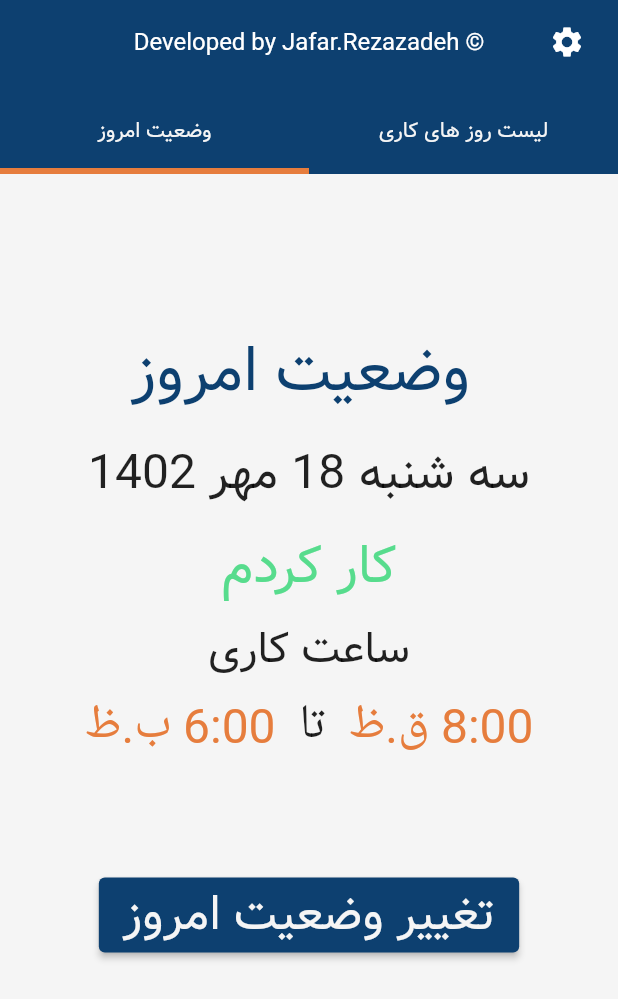
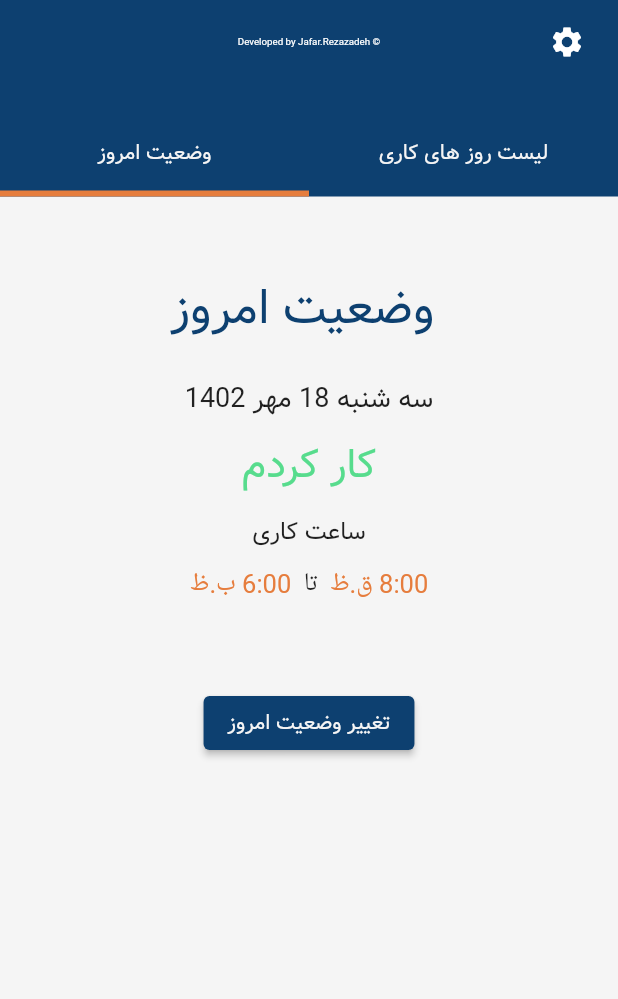
Before and after one commit to Jafar-Rezazadeh/worked_days, a Flutter app: the screen it shows after launch, after a tap on "ذخیره", on a phone screen of 412 x 824 dp. Shown: the top 999 px of the screen. Run offline on Flutter 3.47's test engine with Material 2 defaults, Android fonts, the phone set to English and light mode, and no system bars; our stand-ins replace awesome_notifications, custom_radio_grouped_button, expandable, flutter_animate, flutter_bloc, flutter_screenutil and 3 more; missing offline and left inert: persian_datetime_picker; accounts and stored records are empty.

Commit message:
the flutter_screenUtil package is added and screenSize variable remode from state

```diff
--- a/lib/controller/today_page_controller.dart
+++ b/lib/controller/today_page_controller.dart
@@ -17,7 +17,6 @@ class TodayStatusPageController extends StatefulWidget {
 
 class _TodayStatusPageControllerState extends State<TodayStatusPageController> {
   late LoadedStableState loadedStableState;
-  late Size screenSize;
   late MainCubit mainCubit;
 
   @override
@@ -30,7 +29,6 @@ class _TodayStatusPageControllerState extends State<TodayStatusPageController> {
     mainCubit = Provider.of<MainCubit>(context, listen: true);
     if (mainCubit.state is LoadedStableState) {
       loadedStableState = mainCubit.state as LoadedStableState;
-      screenSize = loadedStableState.screenSize;
     }
   }
 
@@ -38,7 +36,6 @@ class _TodayStatusPageControllerState extends State<TodayStatusPageController> {
   Widget build(BuildContext context) {
     return doWeHaveTodayStatus()
         ? ShowSavedStatus(
-            screenSize: screenSize,
             context: context,
             todayStatus: _getTodaySavedStatus(loadedStableState.workedDays),
             deleteTodayStatus: _deleteStatusHandler,
--- a/lib/cubit/main_cubit_cubit.dart
+++ b/lib/cubit/main_cubit_cubit.dart
@@ -24,7 +24,6 @@ class MainCubit extends Cubit<MainCubitState> {
     if (screenSize.width > 0) {
       emit(
         LoadedStableState(
-          screenSize: screenSize,
           notificationSettings: notificationPrefModel,
           workedDays: workedDaysData,
         ),
@@ -43,7 +42,6 @@ class MainCubit extends Cubit<MainCubitState> {
     listOfWorkDaysData.add(newWorkDayModel);
 
     LoadedStableState newloadedStableState = LoadedStableState(
-      screenSize: loadedStableState.screenSize,
       workedDays: listOfWorkDaysData,
       notificationSettings: loadedStableState.notificationSettings,
     );
@@ -61,7 +59,6 @@ class MainCubit extends Cubit<MainCubitState> {
     listOfWorkDaysData.removeWhere((element) => element.id == id);
 
     LoadedStableState newloadedStableState = LoadedStableState(
-      screenSize: loadedStableState.screenSize,
       workedDays: listOfWorkDaysData,
       notificationSettings: loadedStableState.notificationSettings,
     );
@@ -77,7 +74,6 @@ class MainCubit extends Cubit<MainCubitState> {
 
     //? StateUpdates
     LoadedStableState newloadedStableState = LoadedStableState(
-      screenSize: loadedStableState.screenSize,
       workedDays: loadedStableState.workedDays,
       notificationSettings: nS,
     );
--- a/lib/cubit/main_cubit_state.dart
+++ b/lib/cubit/main_cubit_state.dart
@@ -1,4 +1,3 @@
-import 'package:flutter/material.dart';
 import 'package:worked_days/model/notification_pref_model.dart';
 import 'package:worked_days/model/worked_day_model.dart';
 
@@ -9,12 +8,10 @@ final class MainCubitInitial extends MainCubitState {}
 class LoadingState extends MainCubitState {}
 
 class LoadedStableState extends MainCubitState {
-  final Size screenSize;
   final List<WorkDayModel> workedDays;
   final NotificationPrefModel notificationSettings;
 
   LoadedStableState({
-    required this.screenSize,
     required this.workedDays,
     required this.notificationSettings,
   });
--- a/lib/main.dart
+++ b/lib/main.dart
@@ -1,10 +1,12 @@
 import 'package:flutter/material.dart';
 import 'package:flutter_bloc/flutter_bloc.dart';
+import 'package:flutter_screenutil/flutter_screenutil.dart';
 import 'package:worked_days/cubit/main_cubit_cubit.dart';
 import 'package:worked_days/services/notification_service.dart';
 import 'package:worked_days/view/screens/main_screen.dart';
 
-void main(List<String> args) {
+Future<void> main(List<String> args) async {
+  await ScreenUtil.ensureScreenSize();
   runApp(const WorkedDays());
 
   NotificationService.initalize();
@@ -24,11 +26,12 @@ class _WorkedDaysState extends State<WorkedDays> {
   Widget build(BuildContext context) {
     return BlocProvider(
       create: (context) => MainCubit(),
-      child: MaterialApp(
-        theme: ThemeData(
-          fontFamily: "Vazir",
+      child: ScreenUtilInit(
+        designSize: Size(MediaQuery.of(context).size.width, MediaQuery.of(context).size.height),
+        builder: (context, child) => MaterialApp(
+          theme: ThemeData(fontFamily: "Vazir"),
+          home: const MainScreen(),
         ),
-        home: const MainScreen(),
       ),
     );
   }
--- a/lib/view/screens/details_screen.dart
+++ b/lib/view/screens/details_screen.dart
@@ -1,4 +1,5 @@
 import 'package:flutter/material.dart';
+import 'package:flutter_screenutil/flutter_screenutil.dart';
 import 'package:worked_days/controller/shamsi_formater.dart';
 import 'package:worked_days/cubit/main_cubit_state.dart';
 import 'package:worked_days/model/color_schema.dart';
@@ -22,7 +23,9 @@ class DetailsWorkDay extends StatelessWidget {
       body: SingleChildScrollView(
         child: Container(
           padding: EdgeInsets.symmetric(
-              horizontal: loadedStableState.screenSize.width / 6, vertical: 50),
+            horizontal: 50.sp,
+            vertical: 50,
+          ),
           width: double.infinity,
           child: Column(
             crossAxisAlignment: CrossAxisAlignment.end,
@@ -48,7 +51,7 @@ class DetailsWorkDay extends StatelessWidget {
               _textContainer(title: "ساعت ورود", txt: workDayModel.inTime),
               _textContainer(title: "ساعت خروج", txt: workDayModel.outTime),
               // return
-              SizedBox(height: loadedStableState.screenSize.height / 5),
+              SizedBox(height: 150.sp),
               Center(
                 child: ElevatedButton(
                   style: ButtonStyle(
@@ -76,7 +79,7 @@ class DetailsWorkDay extends StatelessWidget {
       textDirection: TextDirection.rtl,
       text: TextSpan(
         style: TextStyle(
-          fontSize: loadedStableState.screenSize.width / 20,
+          fontSize: 20.sp,
           fontFamily: "Vazir",
         ),
         children: [
@@ -90,7 +93,7 @@ class DetailsWorkDay extends StatelessWidget {
             text: txt != null ? " $txt" : " خالی",
             style: TextStyle(
               color: ColorPallet.orange,
-              fontSize: loadedStableState.screenSize.width / 20 + fontsizeMult,
+              fontSize: 20.sp + fontsizeMult,
             ),
           ),
         ],
--- a/lib/view/screens/settings_screen.dart
+++ b/lib/view/screens/settings_screen.dart
@@ -1,5 +1,6 @@
 import 'package:expandable/expandable.dart';
 import 'package:flutter/material.dart';
+import 'package:flutter_screenutil/flutter_screenutil.dart';
 import 'package:provider/provider.dart';
 import 'package:worked_days/cubit/main_cubit_cubit.dart';
 import 'package:worked_days/cubit/main_cubit_state.dart';
@@ -17,7 +18,7 @@ class SettingsScreen extends StatefulWidget {
 class _SettingsScreenState extends State<SettingsScreen> {
   late MainCubit mainCubit;
   late LoadedStableState loadedStableState;
-  late Size screenSize;
+
   String? notificationPeriodInString;
   bool? isNotificationActive;
 
@@ -32,7 +33,7 @@ class _SettingsScreenState extends State<SettingsScreen> {
 
     if (mainCubit.state is LoadedStableState) {
       loadedStableState = mainCubit.state as LoadedStableState;
-      screenSize = loadedStableState.screenSize;
+
       notificationPeriodInString = loadedStableState.notificationSettings.notificationPeriod!;
       isNotificationActive = loadedStableState.notificationSettings.notificationStatusPref!;
     }
@@ -74,7 +75,7 @@ class _SettingsScreenState extends State<SettingsScreen> {
           header: Container(
             decoration: BoxDecoration(borderRadius: BorderRadius.circular(10)),
             padding: const EdgeInsets.symmetric(vertical: 20, horizontal: 5),
-            child: Text("دریافت اعلان", style: TextStyle(fontSize: screenSize.width / 23)),
+            child: Text("دریافت اعلان", style: TextStyle(fontSize: 20.sp)),
           ),
           collapsed: Container(
             width: double.infinity,
@@ -82,7 +83,7 @@ class _SettingsScreenState extends State<SettingsScreen> {
             child: Text.rich(
               textDirection: TextDirection.rtl,
               textAlign: TextAlign.right,
-              style: TextStyle(color: Colors.black54, fontSize: screenSize.width / 28),
+              style: TextStyle(color: Colors.black54, fontSize: 15.sp),
               TextSpan(
                 children: [
                   const TextSpan(text: "وضعیت: "),
@@ -149,7 +150,7 @@ class _SettingsScreenState extends State<SettingsScreen> {
       child: Text(
         notificationPeriodInString ?? "یک زمان انتخاب کن",
         style: TextStyle(
-          fontSize: screenSize.width / 23,
+          fontSize: 18.sp,
           color: ColorPallet.yaleBlue,
         ),
       ),
@@ -174,7 +175,7 @@ class _SettingsScreenState extends State<SettingsScreen> {
       ),
       child: Text(
         isNotificationActive == true ? "غیر فعال سازی" : "فعال سازی",
-        style: TextStyle(fontSize: screenSize.width / 25),
+        style: TextStyle(fontSize: 13.sp),
       ),
     );
   }
--- a/lib/view/screens/worked_days_status_screen.dart
+++ b/lib/view/screens/worked_days_status_screen.dart
@@ -1,5 +1,6 @@
 import 'package:flutter/material.dart';
 import 'package:flutter_bloc/flutter_bloc.dart';
+import 'package:flutter_screenutil/flutter_screenutil.dart';
 import 'package:worked_days/controller/today_page_controller.dart';
 import 'package:worked_days/controller/worked_days_page_controller.dart';
 import 'package:worked_days/cubit/main_cubit_cubit.dart';
@@ -17,7 +18,7 @@ class WorkedDaysStatusScreen extends StatefulWidget {
 class _WorkedDaysStatusScreenState extends State<WorkedDaysStatusScreen> {
   late MainCubit mainCubit;
   late LoadedStableState loadedStableState;
-  late Size screenSize;
+
   @override
   void didChangeDependencies() {
     super.didChangeDependencies();
@@ -28,7 +29,6 @@ class _WorkedDaysStatusScreenState extends State<WorkedDaysStatusScreen> {
     mainCubit = BlocProvider.of<MainCubit>(context, listen: true);
     if (mainCubit.state is LoadedStableState) {
       loadedStableState = mainCubit.state as LoadedStableState;
-      screenSize = loadedStableState.screenSize;
     }
   }
 
@@ -58,7 +58,7 @@ class _WorkedDaysStatusScreenState extends State<WorkedDaysStatusScreen> {
         textAlign: TextAlign.center,
       ),
       titleTextStyle: TextStyle(
-        fontSize: screenSize.width / 50,
+        fontSize: 6.5.sp,
       ),
       actions: [
         Padding(
@@ -92,7 +92,7 @@ class _WorkedDaysStatusScreenState extends State<WorkedDaysStatusScreen> {
     return PreferredSize(
       preferredSize: Size(
         double.infinity,
-        screenSize.height / 10,
+        75.sp,
       ),
       child: TabBar(
         indicatorColor: ColorPallet.orange,
--- a/lib/view/tabs/today_status/get_today_status.dart
+++ b/lib/view/tabs/today_status/get_today_status.dart
@@ -2,6 +2,7 @@ import 'package:custom_radio_grouped_button/custom_radio_grouped_button.dart';
 import 'package:flutter/material.dart';
 import 'package:flutter_animate/flutter_animate.dart';
 import 'package:flutter_bloc/flutter_bloc.dart';
+import 'package:flutter_screenutil/flutter_screenutil.dart';
 import 'package:persian_datetime_picker/persian_datetime_picker.dart';
 import 'package:worked_days/controller/shamsi_formater.dart';
 import 'package:worked_days/cubit/main_cubit_cubit.dart';
@@ -58,9 +59,10 @@ class _GetTodayStatusPageState extends State<GetTodayStatusPage>
   late MainCubit mainCubit;
   late LoadedStableState loadedStableState;
   late WorkDayModel status = listOfStatus.first;
-  late double fontSize;
-  late Size screenSize;
-  late double _workTimeSelectFontSize;
+  double fontSize = 13.sp;
+
+  double workTimeSelectFontSize = 14.sp;
+
   @override
   void didChangeDependencies() {
     super.didChangeDependencies();
@@ -71,10 +73,6 @@ class _GetTodayStatusPageState extends State<GetTodayStatusPage>
     mainCubit = BlocProvider.of<MainCubit>(context, listen: true);
     if (mainCubit.state is LoadedStableState) {
       loadedStableState = mainCubit.state as LoadedStableState;
-
-      screenSize = loadedStableState.screenSize;
-      fontSize = screenSize.width / 30;
-      _workTimeSelectFontSize = screenSize.width / 26;
     }
   }
 
@@ -94,13 +92,13 @@ class _GetTodayStatusPageState extends State<GetTodayStatusPage>
           mainAxisAlignment: MainAxisAlignment.center,
           children: [
             _title(),
-            SizedBox(height: screenSize.height / 40),
+            SizedBox(height: 10.sp),
             _todayDateTime(),
-            SizedBox(height: screenSize.height / 30),
+            SizedBox(height: 25.sp),
             _selectStatus(),
-            SizedBox(height: screenSize.height / 30),
+            SizedBox(height: 20.sp),
             _workTimeSelect(),
-            SizedBox(height: screenSize.height / 30),
+            SizedBox(height: 20.sp),
             _addShortDescription(),
             _submit(),
           ],
@@ -111,7 +109,7 @@ class _GetTodayStatusPageState extends State<GetTodayStatusPage>
 
   _selectStatus() {
     return SizedBox(
-      height: screenSize.height / 15,
+      height: 50.sp,
       child: CustomRadioButton(
         height: 50,
         buttonLables: const [
@@ -132,7 +130,7 @@ class _GetTodayStatusPageState extends State<GetTodayStatusPage>
         elevation: 0,
         buttonTextStyle: ButtonTextStyle(
           textStyle: TextStyle(
-            fontSize: screenSize.width > 1000 ? 15 : fontSize / 1.1,
+            fontSize: fontSize / 1.1,
           ),
         ),
       ),
@@ -143,16 +141,16 @@ class _GetTodayStatusPageState extends State<GetTodayStatusPage>
     return ElevatedButton(
       style: ButtonStyle(
         backgroundColor: MaterialStatePropertyAll(ColorPallet.yaleBlue),
-        padding: MaterialStatePropertyAll(EdgeInsets.symmetric(
-          vertical: screenSize.width > 1000 ? 20 : 10,
-          horizontal: screenSize.width > 1000 ? 20 : 5,
+        padding: const MaterialStatePropertyAll(EdgeInsets.symmetric(
+          vertical: 10,
+          horizontal: 5,
         )),
       ),
       onPressed: () => handleSubmit(),
       child: Text(
         "ذخیره",
         style: TextStyle(
-          fontSize: screenSize.width > 1000 ? 17 : fontSize + 2,
+          fontSize: fontSize + 2,
         ),
       ),
     )
@@ -172,7 +170,7 @@ class _GetTodayStatusPageState extends State<GetTodayStatusPage>
       child: Text(
         "وضعیت امروز چیه؟",
         style: TextStyle(
-          fontSize: screenSize.width > 1000 ? 18 : fontSize + 5,
+          fontSize: fontSize + 5,
         ),
       ),
     );
@@ -183,7 +181,7 @@ class _GetTodayStatusPageState extends State<GetTodayStatusPage>
       ShamsiFormatter.getTodayFullDateTime(null),
       textDirection: TextDirection.rtl,
       style: TextStyle(
-        fontSize: screenSize.width > 1000 ? 18 : fontSize,
+        fontSize: fontSize,
       ),
     );
   }
@@ -191,7 +189,7 @@ class _GetTodayStatusPageState extends State<GetTodayStatusPage>
   _workTimeSelect() {
     return Container(
       padding: const EdgeInsets.symmetric(horizontal: 5, vertical: 10),
-      width: screenSize.width > 1000 ? 300 : screenSize.width / 1.2,
+      width: 300.sp,
       decoration: BoxDecoration(
         color: ColorPallet.smoke,
         borderRadius: BorderRadius.circular(10),
@@ -351,7 +349,7 @@ class _GetTodayStatusPageState extends State<GetTodayStatusPage>
       padding: const MaterialStatePropertyAll(EdgeInsets.symmetric(horizontal: 9)),
       textStyle: MaterialStatePropertyAll(TextStyle(
         fontFamily: "Vazir",
-        fontSize: _workTimeSelectFontSize,
+        fontSize: workTimeSelectFontSize,
       )),
       foregroundColor: MaterialStateProperty.resolveWith(
         (states) {
@@ -379,7 +377,7 @@ class _GetTodayStatusPageState extends State<GetTodayStatusPage>
     return Container(
       padding: const EdgeInsets.symmetric(horizontal: 20, vertical: 10),
       child: SizedBox(
-        width: screenSize.width / 1.5,
+        width: 0.6.sw,
         child: TextField(
           onChanged: (value) => shortDescription = value,
           textDirection: TextDirection.rtl,
@@ -387,11 +385,11 @@ class _GetTodayStatusPageState extends State<GetTodayStatusPage>
           maxLines: 2,
           decoration: InputDecoration(
             hintText: "توضیح کوتاه",
-            hintStyle: TextStyle(fontSize: screenSize.width / 30),
+            hintStyle: TextStyle(fontSize: 13.sp),
             border: const OutlineInputBorder(),
             contentPadding: const EdgeInsets.all(10),
           ),
-          style: TextStyle(fontSize: screenSize.width / 30),
+          style: TextStyle(fontSize: 13.sp),
         ),
       ),
     ).animate(target: status.id == 0 || status.id == 2 ? 1 : 0).scaleY(
@@ -408,7 +406,7 @@ class _GetTodayStatusPageState extends State<GetTodayStatusPage>
     return Text(
       txt,
       style: TextStyle(
-        fontSize: _workTimeSelectFontSize,
+        fontSize: workTimeSelectFontSize,
         color: color,
       ),
     );
--- a/lib/view/tabs/today_status/show_saved_status.dart
+++ b/lib/view/tabs/today_status/show_saved_status.dart
@@ -1,4 +1,5 @@
 import 'package:flutter/material.dart';
+import 'package:flutter_screenutil/flutter_screenutil.dart';
 import 'package:worked_days/controller/shamsi_formater.dart';
 import 'package:worked_days/model/color_schema.dart';
 import 'package:worked_days/model/worked_day_model.dart';
@@ -7,42 +8,41 @@ class ShowSavedStatus extends StatelessWidget {
   final BuildContext context;
   final WorkDayModel todayStatus;
   final Function deleteTodayStatus;
-  final Size screenSize;
+
   const ShowSavedStatus({
     super.key,
     required this.todayStatus,
     required this.context,
     required this.deleteTodayStatus,
-    required this.screenSize,
   });
 
   @override
   Widget build(BuildContext context) {
     return SingleChildScrollView(
-      padding: EdgeInsets.only(top: screenSize.height / 6),
+      padding: EdgeInsets.only(top: 50.sp),
       child: Column(
         mainAxisAlignment: MainAxisAlignment.center,
         crossAxisAlignment: CrossAxisAlignment.center,
         children: [
-          _customizedText("وضعیت امروز ", color: ColorPallet.yaleBlue, sizeMultiplier: 1.3),
-          const SizedBox(height: 10),
+          _customizedText("وضعیت امروز ", color: ColorPallet.yaleBlue, sizeMultiplier: 1.8),
+          SizedBox(height: 20.sp),
           _customizedText(ShamsiFormatter.getTodayFullDateTime(null)),
-          const SizedBox(height: 10),
+          SizedBox(height: 10.sp),
           _customizedText(
             todayStatus.title,
             color: _getTitleColor(),
-            sizeMultiplier: 1.1,
+            sizeMultiplier: 1.5,
           ),
-          const SizedBox(height: 5),
+          SizedBox(height: 10.sp),
           todayStatus.inTime != null
               ? _customizedText("ساعت کاری", sizeMultiplier: 0.9)
               : Container(),
-          const SizedBox(height: 5),
+          SizedBox(height: 10.sp),
           todayStatus.inTime != null ? _inAndOutTime() : Container(),
-          const SizedBox(height: 10),
+          SizedBox(height: 10.sp),
           todayStatus.shortDescription != null ? _customizedText("توضیحات") : Container(),
           _customizedText(todayStatus.shortDescription, color: Colors.black54),
-          const SizedBox(height: 20),
+          SizedBox(height: 20.sp),
           _updateButton(),
         ],
       ),
@@ -54,7 +54,7 @@ class ShowSavedStatus extends StatelessWidget {
       textDirection: TextDirection.rtl,
       TextSpan(
         style: TextStyle(
-          fontSize: screenSize.width / 25,
+          fontSize: 17.sp,
         ),
         children: [
           TextSpan(
@@ -75,7 +75,7 @@ class ShowSavedStatus extends StatelessWidget {
     return Text(
       txt ?? "",
       style: TextStyle(
-        fontSize: (screenSize.width / 25) * sizeMultiplier,
+        fontSize: (18.sp) * sizeMultiplier,
         color: color,
       ),
     );
@@ -105,7 +105,7 @@ class ShowSavedStatus extends StatelessWidget {
         "تغییر وضعیت امروز",
         style: TextStyle(
           color: ColorPallet.smoke,
-          fontSize: screenSize.width / 25,
+          fontSize: 14.sp,
         ),
       ),
     );
--- a/lib/view/tabs/worked_days_list/worked_days_list.dart
+++ b/lib/view/tabs/worked_days_list/worked_days_list.dart
@@ -1,4 +1,5 @@
 import 'package:flutter/material.dart';
+import 'package:flutter_screenutil/flutter_screenutil.dart';
 import 'package:shamsi_date/shamsi_date.dart';
 import 'package:worked_days/controller/shamsi_formater.dart';
 import 'package:worked_days/cubit/main_cubit_state.dart';
@@ -63,7 +64,7 @@ class WorkedDaysListPage extends StatelessWidget {
   _workedDaysTable() {
     return SizedBox(
       width: double.infinity,
-      height: loadedStableState.screenSize.height / 1.5,
+      height: 0.6.sh,
       child: SingleChildScrollView(
         child: Padding(
           padding: const EdgeInsets.symmetric(vertical: 20),
@@ -76,12 +77,12 @@ class WorkedDaysListPage extends StatelessWidget {
                     BorderSide(width: 1, color: ColorPallet.yaleBlue.withOpacity(0.2)),
               ),
               headingTextStyle: TextStyle(
-                fontSize: loadedStableState.screenSize.width / 30,
+                fontSize: 15.sp,
                 color: ColorPallet.yaleBlue,
                 fontFamily: "Vazir",
               ),
               dataTextStyle: TextStyle(
-                fontSize: loadedStableState.screenSize.width / 35,
+                fontSize: 12.sp,
                 color: Colors.black,
                 fontFamily: "Vazir",
               ),
@@ -142,8 +143,8 @@ class WorkedDaysListPage extends StatelessWidget {
                 )
               : Image.asset(
                   'assets/icons/horizontalline.png',
-                  height: loadedStableState.screenSize.width / 15,
-                  width: loadedStableState.screenSize.width / 15,
+                  height: 20.sp,
+                  width: 20.sp,
                 ),
         ),
       ),
--- a/pubspec.yaml
+++ b/pubspec.yaml
@@ -46,6 +46,7 @@ dependencies:
   awesome_notifications: ^0.7.4+1
   expandable: ^5.0.1
   flutter_bloc: ^8.1.3
+  flutter_screenutil:
 
 dev_dependencies:
   change_app_package_name: ^1.1.0
```
Also changed, not shown: pubspec.lock.
